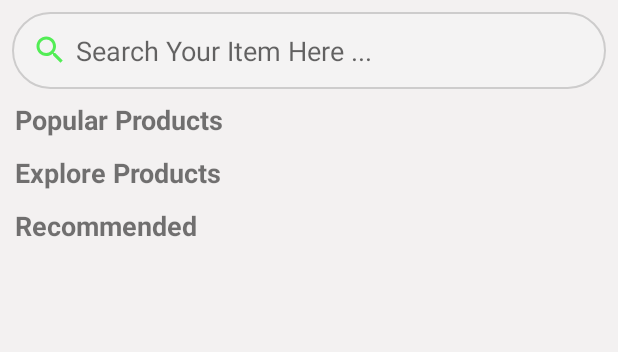
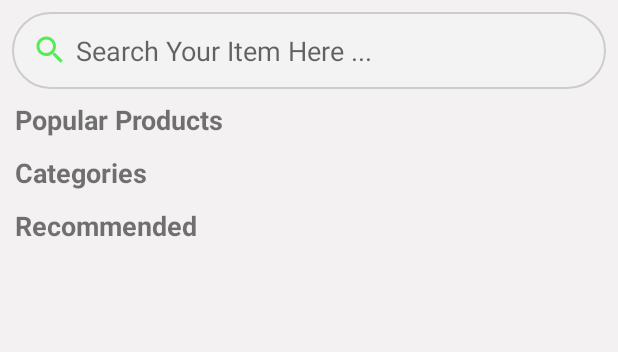
Before and after one commit to Zeraphim/AngkolsKitchenApp, an Android app: the layout fragment_home.xml on its own in the app's theme, with its tools: preview values and no code run, on a phone screen of 412 x 824 dp. Shown: the top 352 px of the screen. Run offline under Robolectric (Android 15) with nearby library versions, the phone set to English and light mode, and no system bars; Roboto replaces fonts that are not available here.

Commit message:
Dynamic product names in individual products || Changes alignment in individual products || Gallery: Changed "Explore Products" to "Categories"

```diff
--- a/app/src/main/java/com/example/angkolskitchenapp/activities/DetailedActivity.java
+++ b/app/src/main/java/com/example/angkolskitchenapp/activities/DetailedActivity.java
@@ -32,7 +32,7 @@ public class DetailedActivity extends AppCompatActivity {
     int totalPrice = 0;
 
     ImageView detailedImg;
-    TextView price, rating, description;
+    TextView price, rating, description, foodName;
     Button addToCart;
     ImageView addItem, removeItem;
     Toolbar toolbar;
@@ -66,12 +66,14 @@ public class DetailedActivity extends AppCompatActivity {
         addItem = findViewById(R.id.add_item);
         removeItem = findViewById(R.id.remove_item);
 
+        foodName = findViewById(R.id.foodName);
         price = findViewById(R.id.detailed_price);
         rating = findViewById(R.id.detailed_rating);
         description = findViewById(R.id.detailed_dec);
 
         if (viewAllModel != null) {
             Glide.with(getApplicationContext()).load(viewAllModel.getImg_url()).into(detailedImg);
+            foodName.setText(viewAllModel.getName());
             rating.setText(viewAllModel.getRating());
             description.setText(viewAllModel.getDescription());
             price.setText("₱ " + viewAllModel.getPrice() + ".00");
--- a/app/src/main/res/layout/activity_detailed.xml
+++ b/app/src/main/res/layout/activity_detailed.xml
@@ -97,10 +97,10 @@
         android:id="@+id/add_item3"
         android:layout_width="413dp"
         android:layout_height="65dp"
-        android:layout_marginTop="220dp"
+        android:layout_marginTop="208dp"
         android:src="@drawable/rounded_corners"
         app:layout_constraintEnd_toEndOf="parent"
-        app:layout_constraintHorizontal_bias="1.0"
+        app:layout_constraintHorizontal_bias="0.0"
         app:layout_constraintStart_toStartOf="parent"
         app:layout_constraintTop_toTopOf="@+id/detailed_img" />
 
@@ -120,7 +120,7 @@
         app:layout_constraintTop_toBottomOf="@id/detailed_img" />
 
     <TextView
-        android:id="@+id/textView"
+        android:id="@+id/foodName"
         android:layout_width="177dp"
         android:layout_height="73dp"
         android:layout_marginStart="40dp"
--- a/app/src/main/res/layout/fragment_home.xml
+++ b/app/src/main/res/layout/fragment_home.xml
@@ -97,7 +97,7 @@
                     android:layout_width="match_parent"
                     android:layout_height="wrap_content"
                     android:layout_weight="1"
-                    android:text="Explore Products"
+                    android:text="Categories"
                     android:textSize="18sp"
                     android:textStyle="bold" />
 
```
